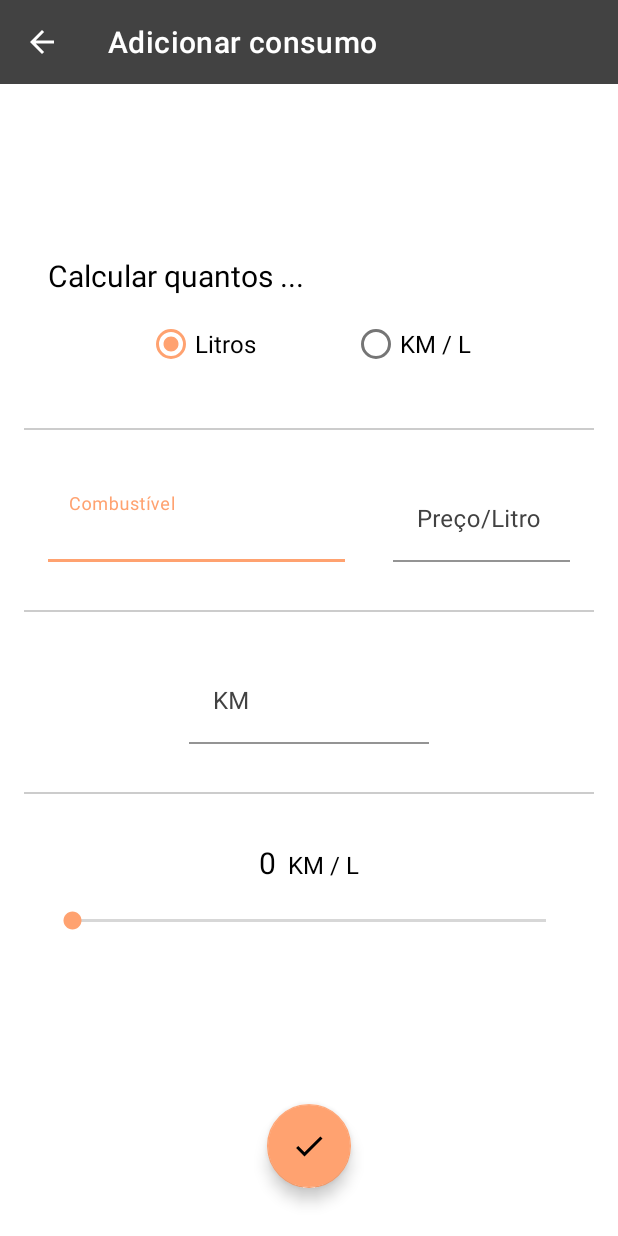
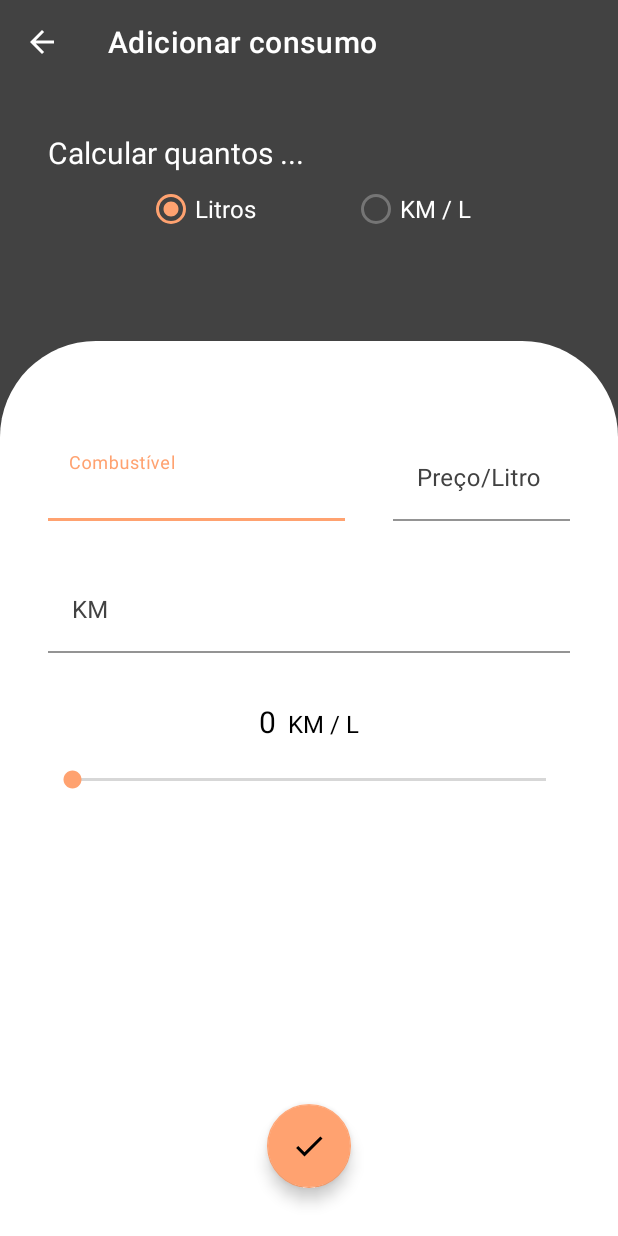
Before and after one commit to jonatasmcampos/gasto-com-combustivel, an Android app: the AdicionarConsumoActivity screen opened directly, with no data from a screen before it, on a phone screen of 412 x 824 dp. Run offline under Robolectric (Android 15) with nearby library versions, the phone set to English and light mode, and no system bars.

Commit message:
layout adicionar consumo atualizado

```diff
--- /dev/null
+++ b/app/src/main/res/drawable/borda_topo.xml
@@ -0,0 +1,6 @@
+<?xml version="1.0" encoding="utf-8"?>
+<shape xmlns:android="http://schemas.android.com/apk/res/android">
+    <solid android:color="@color/white" />
+    <corners android:topRightRadius="64dp"
+        android:topLeftRadius="64dp"/>
+</shape>
--- a/app/src/main/res/layout/activity_adicionar_consumo.xml
+++ b/app/src/main/res/layout/activity_adicionar_consumo.xml
@@ -3,6 +3,7 @@
     xmlns:android="http://schemas.android.com/apk/res/android"
     xmlns:app="http://schemas.android.com/apk/res-auto"
     xmlns:tools="http://schemas.android.com/tools"
+    android:background="@color/grey"
     android:layout_width="match_parent"
     android:layout_height="match_parent">
 
@@ -13,39 +14,29 @@
         app:layout_constraintStart_toStartOf="parent"
         app:layout_constraintTop_toTopOf="parent" />
 
-    <androidx.appcompat.widget.LinearLayoutCompat
-        android:id="@+id/linearLayoutCompat"
-        android:layout_width="0dp"
-        android:layout_height="wrap_content"
-        android:gravity="center_horizontal|center_vertical"
-        android:orientation="vertical"
-        app:layout_constraintEnd_toEndOf="parent"
-        app:layout_constraintStart_toStartOf="parent"
-        app:layout_constraintTop_toBottomOf="@id/toolbar"
-        app:layout_constraintBottom_toTopOf="@id/fabSalvar"
-        tools:context=".AdicionarConsumoActivity"
-        android:layout_marginHorizontal="16dp">
-
     <TextView
         android:id="@+id/titulo"
         android:layout_width="match_parent"
         android:layout_height="wrap_content"
-            android:layout_marginHorizontal="16dp"
+        android:layout_marginHorizontal="32dp"
         android:text="Calcular quantos ..."
         android:textSize="20sp"
+        android:textColor="@color/white"
+        android:layout_marginTop="32dp"
         app:layout_constraintStart_toStartOf="parent"
-            app:layout_constraintTop_toTopOf="parent" />
+        app:layout_constraintEnd_toEndOf="parent"
+        app:layout_constraintTop_toBottomOf="@id/toolbar"
+        app:layout_constraintBottom_toTopOf="@id/radioGroup"/>
 
     <RadioGroup
         android:id="@+id/radioGroup"
         android:layout_width="wrap_content"
         android:layout_height="wrap_content"
-            android:layout_marginTop="8dp"
         android:orientation="horizontal"
-            app:layout_constraintBottom_toTopOf="@id/divider"
+        app:layout_constraintTop_toBottomOf="@id/titulo"
+        app:layout_constraintStart_toStartOf="parent"
         app:layout_constraintEnd_toEndOf="parent"
-            app:layout_constraintStart_toStartOf="parent"
-            app:layout_constraintTop_toBottomOf="@id/titulo">
+        app:layout_constraintBottom_toTopOf="@id/linearLayoutCompat">
 
         <RadioButton
             android:id="@+id/radioButtonLitro"
@@ -53,6 +44,7 @@
             android:layout_height="wrap_content"
             android:layout_marginEnd="64dp"
             android:text="Litros"
+            android:textColor="@color/white"
             android:textSize="16sp" />
 
         <RadioButton
@@ -60,15 +52,28 @@
             android:layout_width="wrap_content"
             android:layout_height="wrap_content"
             android:text="KM / L"
+            android:textColor="@color/white"
             android:textSize="16sp" />
     </RadioGroup>
 
-        <include layout="@layout/divider" />
+    <androidx.appcompat.widget.LinearLayoutCompat
+        android:id="@+id/linearLayoutCompat"
+        android:layout_width="match_parent"
+        android:layout_height="0dp"
+        android:gravity="center_horizontal"
+        android:orientation="vertical"
+        android:layout_marginTop="64dp"
+        android:paddingTop="64dp"
+        android:background="@drawable/borda_topo"
+        app:layout_constraintEnd_toEndOf="parent"
+        app:layout_constraintStart_toStartOf="parent"
+        app:layout_constraintTop_toBottomOf="@id/radioGroup"
+        app:layout_constraintBottom_toBottomOf="parent">
 
         <androidx.appcompat.widget.LinearLayoutCompat
             android:layout_width="match_parent"
             android:layout_height="wrap_content"
-            android:layout_marginHorizontal="16dp"
+            android:layout_marginHorizontal="32dp"
             android:gravity="center_horizontal"
             android:orientation="horizontal">
 
@@ -79,7 +84,6 @@
                 android:layout_marginEnd="16dp"
                 android:textColorHint="@color/grey"
                 app:boxStrokeColor="@color/orange_light"
-                app:errorTextColor="@color/white"
                 app:hintTextColor="@color/orange_light">
 
                 <com.google.android.material.textfield.TextInputEditText
@@ -99,7 +103,6 @@
                 android:layout_marginStart="16dp"
                 android:textColorHint="@color/grey"
                 app:boxStrokeColor="@color/orange_light"
-                app:errorTextColor="@color/white"
                 app:hintTextColor="@color/orange_light">
 
                 <com.google.android.material.textfield.TextInputEditText
@@ -114,23 +117,14 @@
 
         </androidx.appcompat.widget.LinearLayoutCompat>
 
-        <include layout="@layout/divider" />
-
-        <androidx.appcompat.widget.LinearLayoutCompat
+        <com.google.android.material.textfield.TextInputLayout
+            android:id="@+id/editTextKM"
             android:layout_width="match_parent"
             android:layout_height="wrap_content"
-            android:layout_marginHorizontal="16dp"
-            android:gravity="center_horizontal"
-            android:orientation="horizontal">
-
-            <com.google.android.material.textfield.TextInputLayout
-                android:id="@+id/editTextKM"
-                android:layout_width="160dp"
-                android:layout_height="wrap_content"
-                android:layout_marginHorizontal="16dp"
+            android:layout_marginHorizontal="32dp"
+            android:layout_marginTop="32dp"
             android:textColorHint="@color/grey"
             app:boxStrokeColor="@color/orange_light"
-                app:errorTextColor="@color/white"
             app:hintTextColor="@color/orange_light">
 
             <com.google.android.material.textfield.TextInputEditText
@@ -145,13 +139,13 @@
 
         <com.google.android.material.textfield.TextInputLayout
             android:id="@+id/editTextLitros"
-                android:layout_width="160dp"
+            android:layout_width="match_parent"
             android:layout_height="wrap_content"
-                android:layout_marginHorizontal="16dp"
+            android:layout_marginHorizontal="32dp"
+            android:layout_marginTop="32dp"
             android:inputType="numberDecimal"
             android:textColorHint="@color/grey"
             app:boxStrokeColor="@color/orange_light"
-                app:errorTextColor="@color/white"
             app:hintTextColor="@color/orange_light">
 
             <com.google.android.material.textfield.TextInputEditText
@@ -164,15 +158,12 @@
                 android:textSize="16sp" />
         </com.google.android.material.textfield.TextInputLayout>
 
-        </androidx.appcompat.widget.LinearLayoutCompat>
-
-        <include layout="@layout/divider" />
-
         <androidx.appcompat.widget.LinearLayoutCompat
             android:layout_width="match_parent"
             android:layout_height="wrap_content"
             android:layout_marginHorizontal="16dp"
             android:layout_marginBottom="16dp"
+            android:layout_marginTop="32dp"
             android:gravity="center_horizontal"
             android:orientation="horizontal">
 
@@ -196,7 +187,7 @@
             android:id="@+id/seekBarKmLitro"
             android:layout_width="match_parent"
             android:layout_height="wrap_content"
-            android:layout_marginHorizontal="16dp"
+            android:layout_marginHorizontal="32dp"
             android:max="45"
             android:progress="0" />
 
--- a/app/src/main/res/layout/divider.xml
+++ /dev/null
@@ -1,8 +0,0 @@
-<?xml version="1.0" encoding="utf-8"?>
-<View
-    xmlns:android="http://schemas.android.com/apk/res/android"
-    android:id="@+id/divider"
-    android:layout_width="match_parent"
-    android:layout_height="1dp"
-    android:background="@color/grey_divider"
-    android:layout_marginVertical="32dp" />
```
Lines whose indentation alone changed are shown as unchanged.
